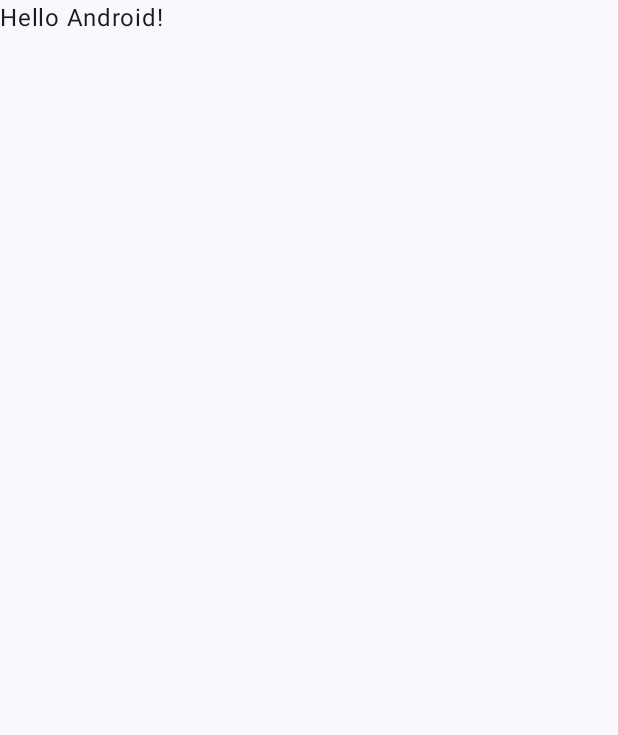
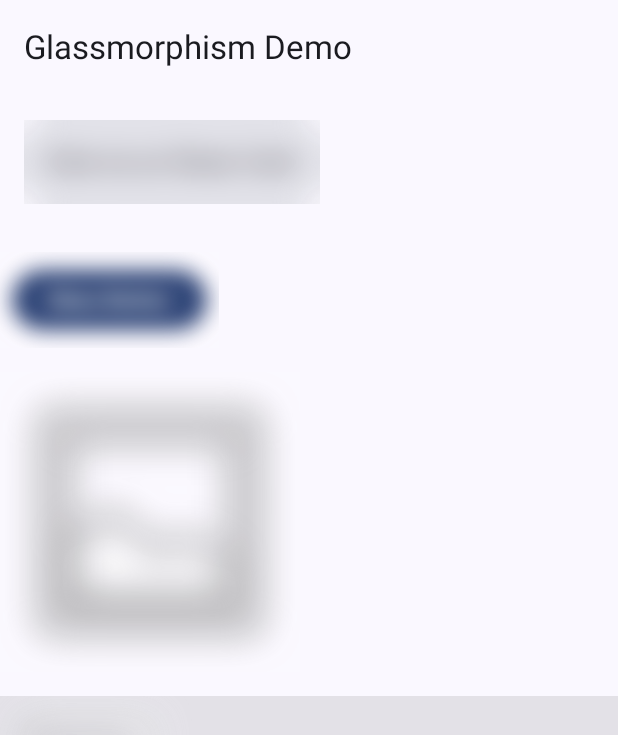
Before and after one commit to Deiivid/ComposeGlass, an Android app built with Jetpack Compose: the screen it shows after launch (MainActivity), on a phone screen of 412 x 824 dp. Before the commit the part shown is almost empty. Shown: the top 735 px of the screen. Run offline under Robolectric (Android 15) with nearby library versions, the phone set to English and light mode, and no system bars.

Commit message:
Add new blurs functionality

```diff
--- a/app/src/main/java/com/composeglass/ComposeGlass.kt
+++ /dev/null
@@ -1 +0,0 @@
-package com.composeglass
--- /dev/null
+++ b/app/src/main/java/com/composeglass/GlassScreen.kt
@@ -0,0 +1,53 @@
+package com.composeglass
+
+import androidx.compose.foundation.layout.Column
+import androidx.compose.foundation.layout.Spacer
+import androidx.compose.foundation.layout.fillMaxSize
+import androidx.compose.foundation.layout.fillMaxWidth
+import androidx.compose.foundation.layout.height
+import androidx.compose.foundation.layout.padding
+import androidx.compose.foundation.lazy.LazyColumn
+import androidx.compose.material3.ExperimentalMaterial3Api
+import androidx.compose.material3.Scaffold
+import androidx.compose.material3.Text
+import androidx.compose.material3.TopAppBar
+import androidx.compose.runtime.Composable
+import androidx.compose.ui.Modifier
+import androidx.compose.ui.res.painterResource
+import androidx.compose.ui.tooling.preview.Preview
+import androidx.compose.ui.unit.dp
+import com.composeglass.components.GlassButtonExample
+import com.composeglass.components.GlassCardExample
+import com.composeglass.components.GlassImageExample
+import com.composeglass.components.GlassListExample
+
+
+@OptIn(ExperimentalMaterial3Api::class)
+@Composable
+fun GlassScreen() {
+    Scaffold(
+        topBar = {
+            TopAppBar(title = { Text("Glassmorphism Demo") })
+        }
+    ) { padding ->
+        Column(
+            modifier = Modifier
+                .fillMaxSize()
+                .padding(padding)
+        ) {
+               GlassCardExample()
+               Spacer(modifier = Modifier.height(16.dp))
+               GlassButtonExample()
+               Spacer(modifier = Modifier.height(16.dp))
+               GlassImageExample(painterResource(id = android.R.drawable.ic_menu_gallery))
+               Spacer(modifier = Modifier.height(16.dp))
+               GlassListExample(listOf("Elemento 1", "Elemento 2", "Elemento 3"))
+        }
+    }
+}
+
+@Preview(showBackground = true)
+@Composable
+fun PreviewGlassScreen() {
+    GlassScreen()
+}
--- a/app/src/main/java/com/composeglass/MainActivity.kt
+++ b/app/src/main/java/com/composeglass/MainActivity.kt
@@ -3,45 +3,15 @@ package com.composeglass
 import android.os.Bundle
 import androidx.activity.ComponentActivity
 import androidx.activity.compose.setContent
-import androidx.activity.enableEdgeToEdge
-import androidx.compose.foundation.layout.fillMaxSize
-import androidx.compose.foundation.layout.padding
-import androidx.compose.material3.Scaffold
-import androidx.compose.material3.Text
-import androidx.compose.runtime.Composable
-import androidx.compose.ui.Modifier
-import androidx.compose.ui.tooling.preview.Preview
 import com.composeglass.ui.theme.ComposeGlassTheme
 
 class MainActivity : ComponentActivity() {
     override fun onCreate(savedInstanceState: Bundle?) {
         super.onCreate(savedInstanceState)
-        enableEdgeToEdge()
         setContent {
             ComposeGlassTheme {
-                Scaffold(modifier = Modifier.fillMaxSize()) { innerPadding ->
-                    Greeting(
-                        name = "Android",
-                        modifier = Modifier.padding(innerPadding)
-                    )
-                }
+                GlassScreen()
             }
         }
     }
 }
-
-@Composable
-fun Greeting(name: String, modifier: Modifier = Modifier) {
-    Text(
-        text = "Hello $name!",
-        modifier = modifier
-    )
-}
-
-@Preview(showBackground = true)
-@Composable
-fun GreetingPreview() {
-    ComposeGlassTheme {
-        Greeting("Android")
-    }
-}
--- a/app/src/main/java/com/composeglass/components/GlassButton.kt
+++ /dev/null
@@ -1 +0,0 @@
-package com.composeglass.components
--- /dev/null
+++ b/app/src/main/java/com/composeglass/components/GlassButtonExample.kt
@@ -0,0 +1,22 @@
+package com.composeglass.components
+
+import androidx.compose.foundation.clickable
+import androidx.compose.foundation.layout.padding
+import androidx.compose.material3.Button
+import androidx.compose.material3.Text
+import androidx.compose.runtime.Composable
+import androidx.compose.ui.Modifier
+import androidx.compose.ui.unit.dp
+import com.composeglass.modifier.blurGlass
+
+@Composable
+fun GlassButtonExample() {
+    Button(
+        onClick = { /* Acción */ },
+        modifier = Modifier
+            .blurGlass(blurRadius = 12)
+            .padding(8.dp)
+    ) {
+        Text(text = "Glass Button")
+    }
+}
--- a/app/src/main/java/com/composeglass/components/GlassCard.kt
+++ /dev/null
@@ -1 +0,0 @@
-package com.composeglass.components
--- /dev/null
+++ b/app/src/main/java/com/composeglass/components/GlassCardExample.kt
@@ -0,0 +1,21 @@
+package com.composeglass.components
+
+import androidx.compose.foundation.layout.padding
+import androidx.compose.material3.Card
+import androidx.compose.material3.Text
+import androidx.compose.runtime.Composable
+import androidx.compose.ui.Modifier
+import androidx.compose.ui.graphics.Color
+import androidx.compose.ui.unit.dp
+import com.composeglass.modifier.blurGlass
+
+@Composable
+fun GlassCardExample() {
+    Card(
+        modifier = Modifier
+            .padding(16.dp)
+            .blurGlass(blurRadius = 16, blurColor = Color.White.copy(alpha = 0.2f))
+    ) {
+        Text(text = "Este es un Glass Card", modifier = Modifier.padding(16.dp))
+    }
+}
--- /dev/null
+++ b/app/src/main/java/com/composeglass/components/GlassImageExample.kt
@@ -0,0 +1,20 @@
+package com.composeglass.components
+
+import androidx.compose.foundation.Image
+import androidx.compose.foundation.layout.size
+import androidx.compose.runtime.Composable
+import androidx.compose.ui.Modifier
+import androidx.compose.ui.graphics.painter.Painter
+import androidx.compose.ui.unit.dp
+import com.composeglass.modifier.blurGlass
+
+@Composable
+fun GlassImageExample(painter: Painter) {
+    Image(
+        painter = painter,
+        contentDescription = "Imagen con blur",
+        modifier = Modifier
+            .size(200.dp)
+            .blurGlass(blurRadius = 20)
+    )
+}
--- /dev/null
+++ b/app/src/main/java/com/composeglass/components/GlassListExample.kt
@@ -0,0 +1,32 @@
+package com.composeglass.components
+
+import androidx.compose.foundation.background
+import androidx.compose.foundation.layout.*
+import androidx.compose.foundation.lazy.LazyColumn
+import androidx.compose.foundation.lazy.items
+import androidx.compose.material3.Text
+import androidx.compose.runtime.Composable
+import androidx.compose.ui.Modifier
+import androidx.compose.ui.graphics.Color
+import androidx.compose.ui.unit.dp
+import com.composeglass.modifier.blurGlass
+
+@Composable
+fun GlassListExample(items: List<String>) {
+    Box(
+        modifier = Modifier
+            .fillMaxSize()
+            .blurGlass(blurRadius = 20, blurColor = Color.Gray.copy(alpha = 0.2f))
+    ) {
+        LazyColumn(modifier = Modifier.fillMaxSize()) {
+            items(items) { item ->
+                Text(
+                    text = item,
+                    modifier = Modifier
+                        .padding(16.dp)
+                        .background(Color.White.copy(alpha = 0.6f))
+                )
+            }
+        }
+    }
+}
--- a/app/src/main/java/com/composeglass/modifier/BlurGlassModifier.kt
+++ b/app/src/main/java/com/composeglass/modifier/BlurGlassModifier.kt
@@ -1,24 +1,23 @@
 package com.composeglass.modifier
 
 import androidx.compose.foundation.background
+import androidx.compose.foundation.layout.Box
+import androidx.compose.foundation.layout.fillMaxSize
 import androidx.compose.ui.Modifier
 import androidx.compose.ui.draw.blur
 import androidx.compose.ui.graphics.Color
+import androidx.compose.ui.graphics.graphicsLayer
 import androidx.compose.ui.unit.dp
-
-enum class BlurType {
-    GAUSSIAN, RADIAL, BOX
-}
 
 fun Modifier.blurGlass(
     enabled: Boolean = true,
     blurRadius: Int = 10,
-    blurType: BlurType = BlurType.GAUSSIAN,
     blurColor: Color = Color.White.copy(alpha = 0.2f)
 ): Modifier {
     if (!enabled) return this
 
     return this
+        .graphicsLayer { alpha = 0.98f }
         .background(blurColor)
         .blur(blurRadius.dp)
 }
--- a/app/src/main/java/com/composeglass/sample_app/SampleAppScreen.kt
+++ /dev/null
@@ -1,39 +0,0 @@
-package com.composeglass.sample_app
-
-import androidx.compose.foundation.layout.Box
-import androidx.compose.foundation.layout.Column
-import androidx.compose.foundation.layout.fillMaxSize
-import androidx.compose.foundation.layout.padding
-import androidx.compose.foundation.layout.size
-import androidx.compose.material3.Text
-import androidx.compose.runtime.Composable
-import androidx.compose.ui.Modifier
-import androidx.compose.ui.graphics.Color
-import androidx.compose.ui.unit.dp
-import com.composeglass.modifier.BlurType
-import com.composeglass.modifier.blurGlass
-
-@Composable
-fun SampleAppScreen() {
-    Column(
-        modifier = Modifier
-            .fillMaxSize()
-            .padding(16.dp)
-    ) {
-        Box(
-            modifier = Modifier
-                .size(200.dp)
-                .blurGlass(
-                    enabled = true,
-                    blurRadius = 15,
-                    blurType = BlurType.GAUSSIAN,
-                    blurColor = Color.Blue.copy(alpha = 0.2f)
-                )
-        ) {
-            Text(
-                text = "Hello Glassmorphism!",
-                color = Color.White
-            )
-        }
-    }
-}
--- a/app/src/main/java/com/composeglass/utils/BlurUtils.kt
+++ /dev/null
@@ -1 +0,0 @@
-package com.composeglass.utils
```
